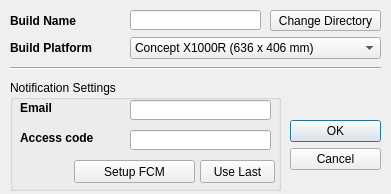
This is gui/dialogNewBuild.ui in Spinarakk/defectmonitor as Qt 5 draws it before an edit. The edited form follows.
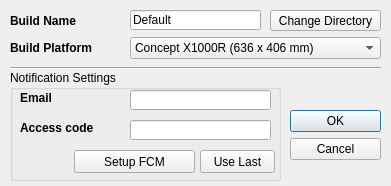
This is the edited form. Icons and pictures are not drawn.

```diff
--- a/gui/dialogNewBuild.ui
+++ b/gui/dialogNewBuild.ui
@@ -10,19 +10,19 @@
     <x>0</x>
     <y>0</y>
     <width>391</width>
-    <height>194</height>
+    <height>186</height>
    </rect>
   </property>
   <property name="minimumSize">
    <size>
     <width>391</width>
-    <height>194</height>
+    <height>186</height>
    </size>
   </property>
   <property name="maximumSize">
    <size>
     <width>391</width>
-    <height>194</height>
+    <height>186</height>
    </size>
   </property>
   <property name="windowTitle">
@@ -51,7 +51,7 @@
     </sizepolicy>
    </property>
    <property name="text">
-    <string/>
+    <string>Default</string>
    </property>
    <property name="maxLength">
     <number>30</number>
@@ -141,7 +141,7 @@
    <property name="geometry">
     <rect>
      <x>10</x>
-     <y>80</y>
+     <y>70</y>
      <width>271</width>
      <height>111</height>
     </rect>
@@ -296,7 +296,7 @@
    <property name="geometry">
     <rect>
      <x>290</x>
-     <y>120</y>
+     <y>110</y>
      <width>91</width>
      <height>61</height>
     </rect>
```
Left out of the diff: 2 changed lines with no effect on the pictures.
